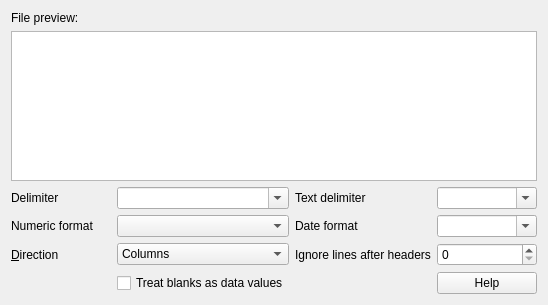
Above: dialogs/import_csv.ui from veusz/veusz before the change. Below: the same form after it.
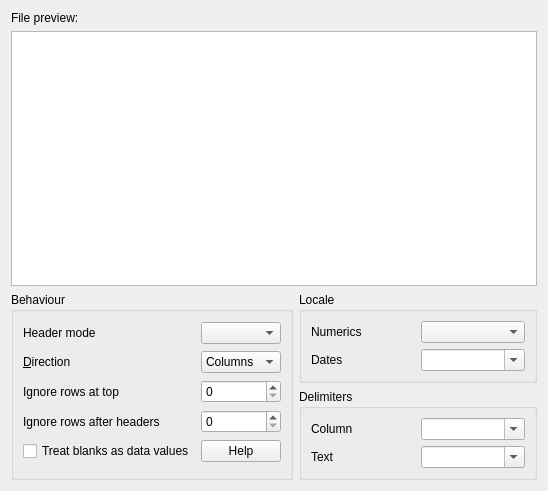
That is the form after the change. Custom widgets are drawn as their Qt base class.

Commit message: Use new date regular expression interface to interpret date/times in csv files

What changed in the file:
```diff
--- a/dialogs/import_csv.ui
+++ b/dialogs/import_csv.ui
@@ -7,7 +7,7 @@
     <x>0</x>
     <y>0</y>
     <width>548</width>
-    <height>305</height>
+    <height>491</height>
    </rect>
   </property>
   <layout class="QVBoxLayout" name="verticalLayout">
@@ -29,73 +29,29 @@
     </widget>
    </item>
    <item>
-    <layout class="QGridLayout" name="gridLayout">
+    <layout class="QGridLayout" name="gridLayout_2">
+     <item row="0" column="0" rowspan="2">
+      <widget class="QGroupBox" name="groupBox_3">
+       <property name="title">
+        <string>Behaviour</string>
+       </property>
+       <layout class="QGridLayout" name="gridLayout_3">
      <item row="0" column="0">
-      <widget class="QLabel" name="label_5">
-       <property name="text">
-        <string>Delimiter</string>
-       </property>
-      </widget>
-     </item>
-     <item row="0" column="1">
-      <widget class="HistoryCombo" name="csvdelimitercombo">
-       <property name="toolTip">
-        <string>Delimiter between fields. This is usually a comma.</string>
-       </property>
-       <property name="editable">
-        <bool>true</bool>
-       </property>
-      </widget>
-     </item>
-     <item row="0" column="2">
-      <widget class="QLabel" name="label_6">
-       <property name="text">
-        <string>Text delimiter</string>
-       </property>
-      </widget>
-     </item>
-     <item row="0" column="3">
-      <widget class="HistoryCombo" name="csvtextdelimitercombo">
-       <property name="toolTip">
-        <string>Character to delimit text, usually a quote (&quot;).</string>
-       </property>
-       <property name="editable">
-        <bool>true</bool>
-       </property>
-      </widget>
-     </item>
-     <item row="1" column="0">
-      <widget class="QLabel" name="label_2">
-       <property name="text">
-        <string>Numeric format</string>
-       </property>
-      </widget>
-     </item>
-     <item row="1" column="1">
-      <widget class="HistoryValueCombo" name="csvnumfmtcombo">
-       <property name="toolTip">
-        <string>Numerical format of numbers in file:
- System - what this computer is set to use
- English - format 123,456.78
- European - format 123.456,78</string>
-       </property>
-      </widget>
-     </item>
-     <item row="1" column="2">
       <widget class="QLabel" name="label_3">
        <property name="text">
-        <string>Date format</string>
+           <string>Header mode</string>
        </property>
       </widget>
      </item>
-     <item row="1" column="3">
-      <widget class="HistoryCombo" name="csvdatefmtcombo">
-       <property name="editable">
-        <bool>true</bool>
+        <item row="0" column="1">
+         <widget class="HistoryValueCombo" name="csvheadermodecombo">
+          <property name="toolTip">
+           <string>Use a single header in file to define datasets
+or allow multiple headers</string>
        </property>
       </widget>
      </item>
-     <item row="2" column="0">
+        <item row="1" column="0">
       <widget class="QLabel" name="label_4">
        <property name="text">
         <string>&amp;Direction</string>
@@ -105,7 +61,7 @@
        </property>
       </widget>
      </item>
-     <item row="2" column="1">
+        <item row="1" column="1">
       <widget class="QComboBox" name="csvdirectioncombo">
        <property name="toolTip">
         <string>Are the data arranged in columns or rows?</string>
@@ -122,28 +78,44 @@
        </item>
       </widget>
      </item>
-     <item row="2" column="2">
+        <item row="2" column="0">
+         <widget class="QLabel" name="label_2">
+          <property name="text">
+           <string>Ignore rows at top</string>
+          </property>
+         </widget>
+        </item>
+        <item row="2" column="1">
+         <widget class="HistorySpinBox" name="csvignoretopspin">
+          <property name="toolTip">
+           <string>Ignore N row at the top of the file.
+If data are arranged in rows, ignores columns</string>
+          </property>
+         </widget>
+        </item>
+        <item row="3" column="0">
       <widget class="QLabel" name="label">
        <property name="text">
-        <string>Ignore lines after headers</string>
-       </property>
-      </widget>
-     </item>
-     <item row="2" column="3">
-      <widget class="HistorySpinBox" name="csvignorehdrspin">
-       <property name="toolTip">
-        <string>After reading a header item, Veusz will ignore the following number of lines in that column</string>
+           <string>Ignore rows after headers</string>
        </property>
       </widget>
      </item>
      <item row="3" column="1">
+         <widget class="HistorySpinBox" name="csvignorehdrspin">
+          <property name="toolTip">
+           <string>After reading a header item, N rows in that column.
+If Direction is set to Rows, ignore columns instead.</string>
+          </property>
+         </widget>
+        </item>
+        <item row="4" column="0">
       <widget class="HistoryCheck" name="csvblanksdatacheck">
        <property name="text">
         <string>Treat blanks as data values</string>
        </property>
       </widget>
      </item>
-     <item row="3" column="3">
+        <item row="4" column="1">
       <widget class="QPushButton" name="csvhelpbutton">
        <property name="toolTip">
         <string>Help on how CSV files should be formatted</string>
@@ -151,6 +123,98 @@
        <property name="text">
         <string>Help</string>
        </property>
+         </widget>
+        </item>
+       </layout>
+      </widget>
+     </item>
+     <item row="0" column="1">
+      <widget class="QGroupBox" name="groupBox_2">
+       <property name="title">
+        <string>Locale</string>
+       </property>
+       <layout class="QGridLayout" name="gridLayout_4">
+        <item row="0" column="0">
+         <widget class="QLabel" name="label_5">
+          <property name="text">
+           <string>Numerics</string>
+          </property>
+         </widget>
+        </item>
+        <item row="0" column="1">
+         <widget class="HistoryValueCombo" name="csvnumfmtcombo">
+          <property name="toolTip">
+           <string>Numerical format of numbers in file:
+ System - what this computer is set to use
+ English - format 123,456.78
+ European - format 123.456,78</string>
+          </property>
+         </widget>
+        </item>
+        <item row="1" column="0">
+         <widget class="QLabel" name="label_6">
+          <property name="text">
+           <string>Dates</string>
+          </property>
+         </widget>
+        </item>
+        <item row="1" column="1">
+         <widget class="HistoryCombo" name="csvdatefmtcombo">
+          <property name="toolTip">
+           <string>Format for dates and times in file.
+This will be combination of
+YYYY, YY, MM, M, DD, D, hh, h, mm, m, ss and s
+separated by |</string>
+          </property>
+          <property name="editable">
+           <bool>true</bool>
+          </property>
+         </widget>
+        </item>
+       </layout>
+      </widget>
+     </item>
+     <item row="1" column="1">
+      <widget class="QGroupBox" name="groupBox">
+       <property name="title">
+        <string>Delimiters</string>
+       </property>
+       <layout class="QGridLayout" name="gridLayout">
+        <item row="0" column="0">
+         <widget class="QLabel" name="label_7">
+          <property name="text">
+           <string>Column</string>
+          </property>
+         </widget>
+        </item>
+        <item row="0" column="1">
+         <widget class="HistoryCombo" name="csvdelimitercombo">
+          <property name="toolTip">
+           <string>Delimiter between fields. This is usually a comma.</string>
+          </property>
+          <property name="editable">
+           <bool>true</bool>
+          </property>
+         </widget>
+        </item>
+        <item row="1" column="0">
+         <widget class="QLabel" name="label_9">
+          <property name="text">
+           <string>Text</string>
+          </property>
+         </widget>
+        </item>
+        <item row="1" column="1">
+         <widget class="HistoryCombo" name="csvtextdelimitercombo">
+          <property name="toolTip">
+           <string>Character to delimit text, usually a quote (&quot;).</string>
+          </property>
+          <property name="editable">
+           <bool>true</bool>
+          </property>
+         </widget>
+        </item>
+       </layout>
       </widget>
      </item>
     </layout>
```
Lines whose indentation alone changed are shown as unchanged. The commit also changes 5 other files.
